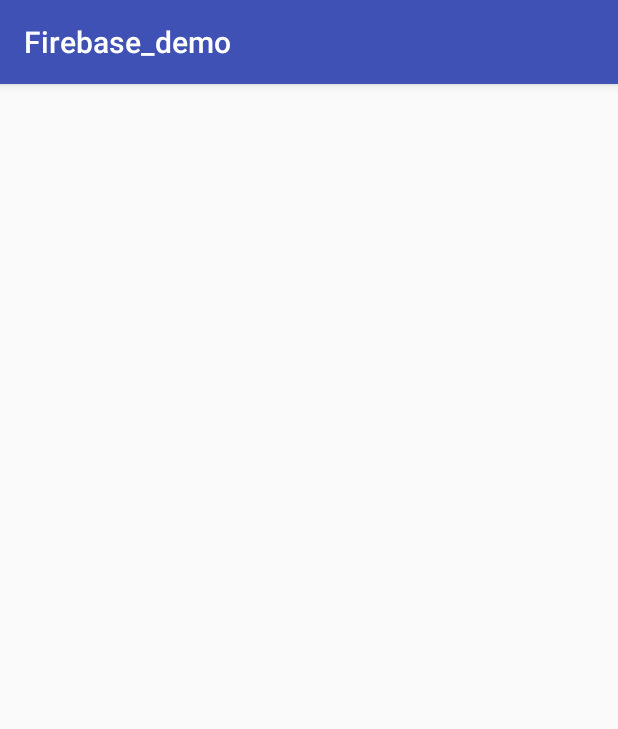
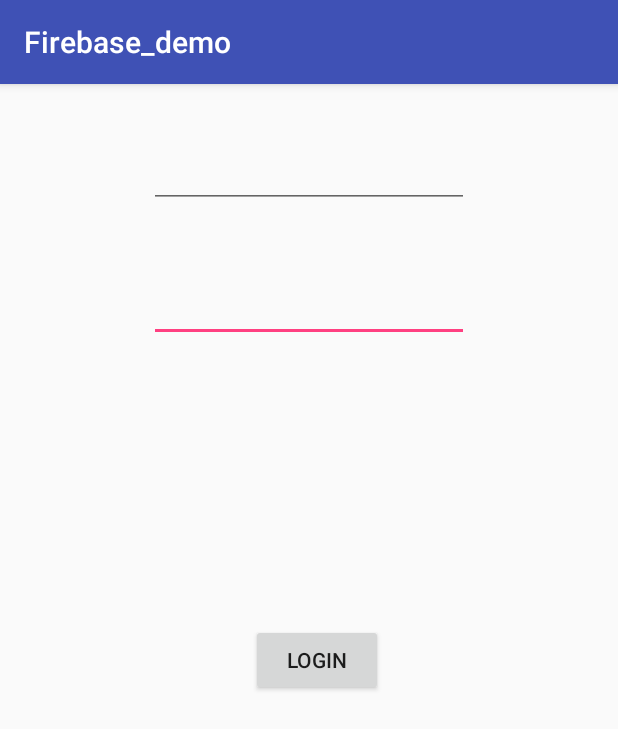
Before and after one commit to lukepan375/Firebase_Demo, an Android app: the screen it shows after launch (MainActivity before the commit, LoginActivity after it), on a phone screen of 412 x 824 dp. Shown: the top 729 px of the screen. Run offline under Robolectric (Android 15) with nearby library versions, the phone set to English and light mode, and no system bars; our stand-ins replace Firebase (no records; nobody signed in at launch, a user with empty details on screens opened directly); 1 statement that could not run was skipped.

Commit message:
Create LoginActivity ,login and sign-up process.

```diff
--- a/app/src/main/AndroidManifest.xml
+++ b/app/src/main/AndroidManifest.xml
@@ -15,6 +15,7 @@
                 <category android:name="android.intent.category.LAUNCHER" />
             </intent-filter>
         </activity>
+        <activity android:name=".LoginActivity"></activity>
     </application>
 
 </manifest>
--- /dev/null
+++ b/app/src/main/java/com/example/firebase_demo/LoginActivity.java
@@ -0,0 +1,116 @@
+package com.example.firebase_demo;
+
+import android.content.DialogInterface;
+import android.support.annotation.NonNull;
+import android.support.v7.app.AlertDialog;
+import android.support.v7.app.AppCompatActivity;
+import android.os.Bundle;
+import android.util.Log;
+import android.view.View;
+import android.widget.EditText;
+import android.widget.Toast;
+
+import com.google.android.gms.tasks.OnCompleteListener;
+import com.google.android.gms.tasks.Task;
+import com.google.firebase.auth.AuthResult;
+import com.google.firebase.auth.FirebaseAuth;
+import com.google.firebase.auth.FirebaseUser;
+
+import static com.example.firebase_demo.R.id.passwd;
+
+public class LoginActivity extends AppCompatActivity {
+    private static final String TAG = "LoginActivity";
+    private EditText edUserid;
+    private EditText edPasswd;
+    FirebaseAuth auth;
+    FirebaseAuth.AuthStateListener authStateListener= new FirebaseAuth.AuthStateListener() {
+        @Override
+        public void onAuthStateChanged(@NonNull FirebaseAuth firebaseAuth) {
+
+            //Like Parse we used before.
+            FirebaseUser firebaseUser= firebaseAuth.getCurrentUser();
+            Log.d(TAG, "onAuthStateChanged:"+firebaseAuth.getCurrentUser().getUid());
+            if(firebaseUser!=null){
+                Toast.makeText(LoginActivity.this, "Login Success!!!", Toast.LENGTH_SHORT).show();
+            }else{
+                Toast.makeText(LoginActivity.this, "Logged out.", Toast.LENGTH_SHORT).show();
+            }
+        }
+    };
+
+    @Override
+    protected void onCreate(Bundle savedInstanceState) {
+        super.onCreate(savedInstanceState);
+        setContentView(R.layout.activity_login);
+        findViews();
+        auth= FirebaseAuth.getInstance();
+
+
+    }
+
+    @Override
+    protected void onStart() {
+        super.onStart();
+        auth.addAuthStateListener(authStateListener);
+    }
+
+    @Override
+    protected void onStop() {
+        super.onStop();
+        auth.removeAuthStateListener(authStateListener);
+    }
+
+    public void login(View v){
+        //一行接著一行執行,即同步((synchronized)
+        final String email=edUserid.getText().toString();
+        final String password=edPasswd.getText().toString();
+
+        //login process is asynchronized. so need a listener to get the result.
+        auth.signInWithEmailAndPassword(email,password)
+                .addOnCompleteListener(new OnCompleteListener<AuthResult>() {
+                    @Override
+                    public void onComplete(@NonNull Task<AuthResult> task) {
+                        //Because "SignIn"  also fires onAuthStateChanged ,so here we do nothig about login result.
+
+                        //Complete doesn't mean success.
+                        if(!task.isSuccessful()){
+                            new AlertDialog.Builder(LoginActivity.this)
+                                    .setMessage("Failed!")
+                                    .setPositiveButton("OK",null)
+                                    .setNeutralButton("Sign-up", new DialogInterface.OnClickListener() {
+                                        @Override
+                                        public void onClick(DialogInterface dialog, int which) {
+                                            createUser(email,password);
+                                        }
+                                    })
+                                    .show();
+                            Log.d(TAG, "Task is Failed.");
+                        }else{
+                            Log.d(TAG, "Task is Succeeded");
+                        }
+                    }
+                });
+
+
+    }
+
+    private void createUser(String email, String passwd) {
+
+        auth.createUserWithEmailAndPassword(email,passwd).addOnCompleteListener(new OnCompleteListener<AuthResult>() {
+            @Override
+            public void onComplete(@NonNull Task<AuthResult> task) {
+
+                  new AlertDialog.Builder(LoginActivity.this)
+                          .setMessage("Sign-up "+ (task.isSuccessful()? "Success!" : "Failed!"))
+                          .setPositiveButton("OK",null)
+                          .show();
+
+            }
+        });
+    }
+
+    private void findViews() {
+        edUserid = (EditText) findViewById(R.id.userid);
+        edPasswd = (EditText) findViewById(passwd);
+    }
+}
--- a/app/src/main/java/com/example/firebase_demo/MainActivity.java
+++ b/app/src/main/java/com/example/firebase_demo/MainActivity.java
@@ -1,5 +1,6 @@
 package com.example.firebase_demo;
 
+import android.content.Intent;
 import android.support.v7.app.AppCompatActivity;
 import android.os.Bundle;
 import android.util.Log;
@@ -14,6 +15,7 @@ import com.google.firebase.database.FirebaseDatabase;
 
 public class MainActivity extends AppCompatActivity {
     private static final String TAG = "MainActivity";
+    private boolean logon=false;
 
     @Override
     protected void onCreate(Bundle savedInstanceState) {
@@ -80,5 +82,9 @@ public class MainActivity extends AppCompatActivity {
 
             }
         });
+        if(!logon) {
+            startActivity(new Intent(this,LoginActivity.class));
+        }
+
     }
 }
--- /dev/null
+++ b/app/src/main/res/layout/activity_login.xml
@@ -0,0 +1,47 @@
+<?xml version="1.0" encoding="utf-8"?>
+<RelativeLayout xmlns:android="http://schemas.android.com/apk/res/android"
+    xmlns:tools="http://schemas.android.com/tools"
+    android:id="@+id/activity_login"
+    android:layout_width="match_parent"
+    android:layout_height="match_parent"
+    android:gravity="center_horizontal"
+    android:paddingBottom="@dimen/activity_vertical_margin"
+    android:paddingLeft="@dimen/activity_horizontal_margin"
+    android:paddingRight="@dimen/activity_horizontal_margin"
+    android:paddingTop="@dimen/activity_vertical_margin"
+    tools:context="com.example.firebase_demo.LoginActivity">
+
+    <EditText
+        android:layout_width="wrap_content"
+        android:layout_height="wrap_content"
+        android:inputType="textPassword"
+        android:ems="10"
+        android:layout_below="@+id/userid"
+        android:layout_alignRight="@+id/userid"
+        android:layout_alignEnd="@+id/userid"
+        android:layout_marginTop="44dp"
+        android:id="@+id/passwd" />
+
+    <EditText
+        android:layout_width="wrap_content"
+        android:layout_height="wrap_content"
+        android:inputType="textEmailAddress"
+        android:ems="10"
+        android:layout_marginTop="21dp"
+        android:id="@+id/userid"
+        android:layout_alignParentTop="true"
+        android:layout_alignParentLeft="true"
+        android:layout_alignParentStart="true" />
+
+    <Button
+        android:text="Login"
+        android:layout_width="wrap_content"
+        android:layout_height="wrap_content"
+        android:layout_centerVertical="true"
+        android:layout_alignRight="@+id/passwd"
+        android:layout_alignEnd="@+id/passwd"
+        android:layout_marginRight="57dp"
+        android:layout_marginEnd="57dp"
+        android:id="@+id/loginBtn"
+        android:onClick="login" />
+</RelativeLayout>
```
